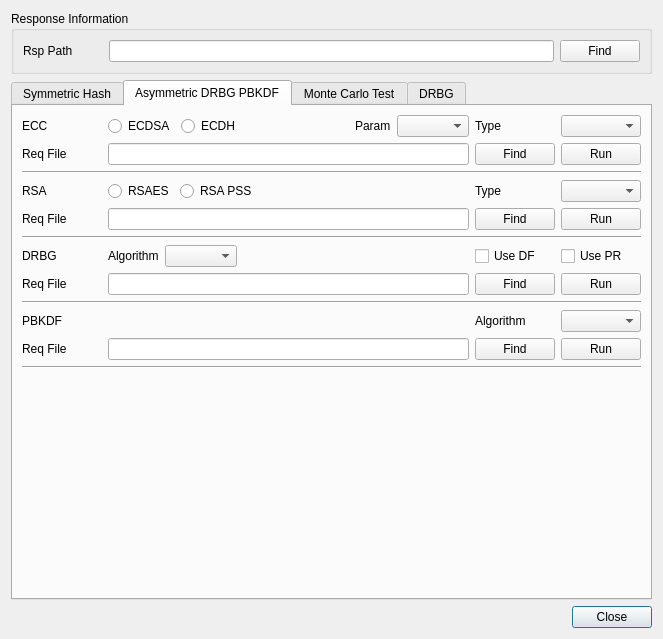
The window that BerEditor/cavp_dlg.ui (jykim74/BerEditor) describes before a commit, drawn with Qt 5.
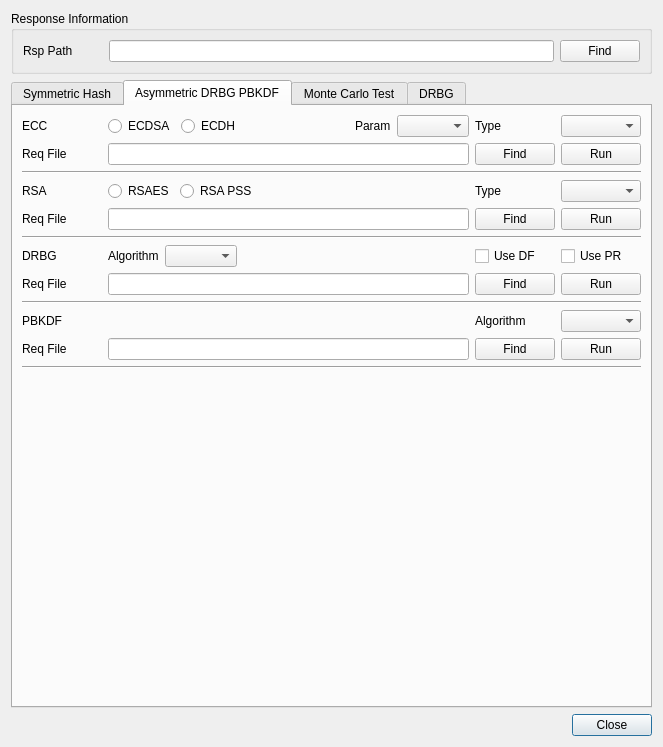
The same window after the commit. The open tabs and pages were chosen to show the change.

Commit message: MacOS UI 개선

```diff
--- a/BerEditor/cavp_dlg.ui
+++ b/BerEditor/cavp_dlg.ui
@@ -7,7 +7,7 @@
     <x>0</x>
     <y>0</y>
     <width>663</width>
-    <height>614</height>
+    <height>747</height>
    </rect>
   </property>
   <property name="windowTitle">
```
Left out of the diff: 343 changed lines with no effect on the pictures. The commit also changes 7 other files.
